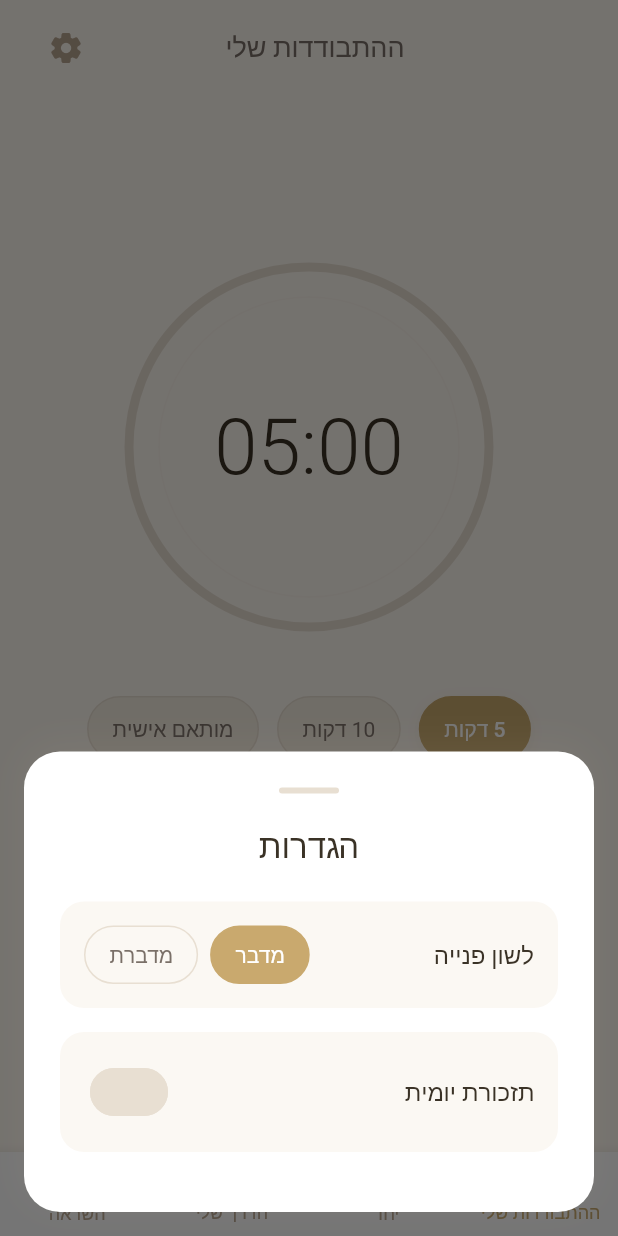
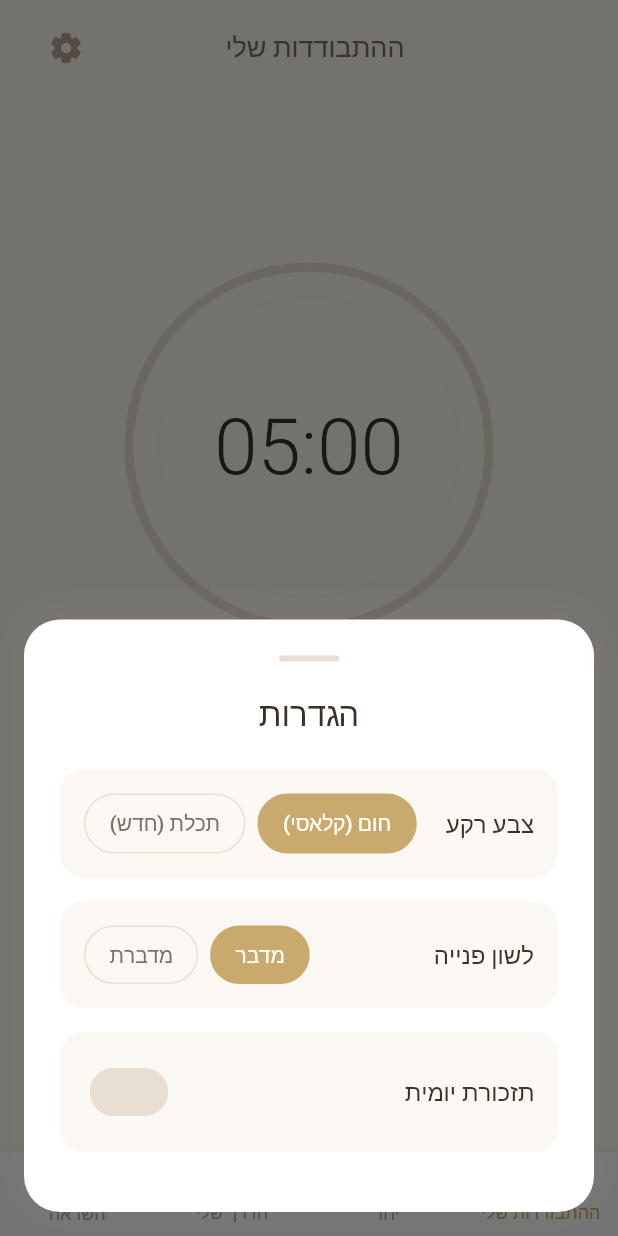
Before and after one commit to YonatanGafri/Dibburim_app, a Flutter app: the screen it shows after launch, after a tap on the "settings" icon, on a phone screen of 412 x 824 dp. Run offline on Flutter 3.47's test engine with Material 3 defaults, Android fonts, the phone set to English and light mode, and no system bars; our stand-ins replace audioplayers, flutter_local_notifications, google_fonts, shared_preferences, supabase_flutter, timezone; accounts and stored records are empty; Roboto replaces fonts that are missing (Heebo).

```diff
--- a/lib/app.dart
+++ b/lib/app.dart
@@ -5,6 +5,7 @@ import 'data/strings.dart';
 import 'providers/timer_provider.dart';
 import 'providers/session_provider.dart';
 import 'providers/counter_provider.dart';
+import 'providers/settings_provider.dart';
 import 'services/audio_service.dart';
 import 'screens/home_screen.dart';
 import 'screens/together_screen.dart';
@@ -18,7 +19,11 @@ class DiburimApp extends StatelessWidget {
 
   @override
   Widget build(BuildContext context) {
+    final settings = context.watch<SettingsProvider>();
+    AppColors.isBlueTheme = settings.isBlueTheme;
+
     return MaterialApp(
+      key: ValueKey(settings.isBlueTheme), // Force full app rebuild when theme changes
       title: 'דיבורים',
       debugShowCheckedModeBanner: false,
       theme: buildAppTheme(),
@@ -91,7 +96,7 @@ class _AppShellState extends State<_AppShell> {
             onTap: (index) => setState(() => _currentIndex = index),
             items: [
               BottomNavigationBarItem(
-                icon: const Icon(Icons.self_improvement_rounded),
+                icon: const Icon(Icons.person_rounded),
                 label: AppStrings.neutral('tab1'),
               ),
               BottomNavigationBarItem(
--- a/lib/config/constants.dart
+++ b/lib/config/constants.dart
@@ -19,6 +19,7 @@ class AppConstants {
   static const String keyReminderEnabled = 'reminder_enabled';
   static const String keyReminderHour = 'reminder_hour';
   static const String keyReminderMinute = 'reminder_minute';
+  static const String keyTheme = 'app_theme_color';
 
   /// Audio asset paths.
   static const String ambientAudioPath = 'audio/ambient.mp3';
--- a/lib/config/theme.dart
+++ b/lib/config/theme.dart
@@ -6,19 +6,21 @@ import 'package:google_fonts/google_fonts.dart';
 class AppColors {
   AppColors._();
 
-  static const Color background = Color(0xFFFDF8F0);
-  static const Color surface = Color(0xFFFFFFFF);
-  static const Color surfaceDim = Color(0xFFF5EDE0);
-  static const Color primary = Color(0xFFC9A96E);
-  static const Color primaryDark = Color(0xFFA8864A);
-  static const Color secondary = Color(0xFFB8A590);
-  static const Color textPrimary = Color(0xFF3A3226);
-  static const Color textSecondary = Color(0xFF7A7068);
-  static const Color textOnPrimary = Color(0xFFFFFFFF);
-  static const Color success = Color(0xFF8DB580);
-  static const Color divider = Color(0xFFE8DFD2);
-  static const Color shimmer = Color(0xFFE8D5B0);
-  static const Color overlay = Color(0x99FDF8F0);
+  static bool isBlueTheme = false;
+
+  static Color get background => isBlueTheme ? const Color(0xFFF0F8FD) : const Color(0xFFFDF8F0);
+  static Color get surface => const Color(0xFFFFFFFF);
+  static Color get surfaceDim => isBlueTheme ? const Color(0xFFE0F0F5) : const Color(0xFFF5EDE0);
+  static Color get primary => isBlueTheme ? const Color(0xFF4A90E2) : const Color(0xFFC9A96E);
+  static Color get primaryDark => isBlueTheme ? const Color(0xFF357ABD) : const Color(0xFFA8864A);
+  static Color get secondary => isBlueTheme ? const Color(0xFF90B8D8) : const Color(0xFFB8A590);
+  static Color get textPrimary => isBlueTheme ? const Color(0xFF26323A) : const Color(0xFF3A3226);
+  static Color get textSecondary => isBlueTheme ? const Color(0xFF68707A) : const Color(0xFF7A7068);
+  static Color get textOnPrimary => const Color(0xFFFFFFFF);
+  static Color get success => isBlueTheme ? const Color(0xFF80B5A0) : const Color(0xFF8DB580);
+  static Color get divider => isBlueTheme ? const Color(0xFFD2DFE8) : const Color(0xFFE8DFD2);
+  static Color get shimmer => isBlueTheme ? const Color(0xFFB0D5E8) : const Color(0xFFE8D5B0);
+  static Color get overlay => isBlueTheme ? const Color(0x99F0F8FD) : const Color(0x99FDF8F0);
 }
 
 /// ─── Theme ───
@@ -29,7 +31,7 @@ ThemeData buildAppTheme() {
     useMaterial3: true,
     brightness: Brightness.light,
     scaffoldBackgroundColor: AppColors.background,
-    colorScheme: const ColorScheme.light(
+    colorScheme: ColorScheme.light(
       primary: AppColors.primary,
       onPrimary: AppColors.textOnPrimary,
       secondary: AppColors.secondary,
@@ -89,7 +91,7 @@ ThemeData buildAppTheme() {
         letterSpacing: 0,
       ),
     ),
-    bottomNavigationBarTheme: const BottomNavigationBarThemeData(
+    bottomNavigationBarTheme: BottomNavigationBarThemeData(
       backgroundColor: AppColors.surface,
       selectedItemColor: AppColors.primary,
       unselectedItemColor: AppColors.secondary,
@@ -132,16 +134,16 @@ ThemeData buildAppTheme() {
       ),
       margin: const EdgeInsets.symmetric(horizontal: 16, vertical: 8),
     ),
-    dividerTheme: const DividerThemeData(
+    dividerTheme: DividerThemeData(
       color: AppColors.divider,
       thickness: 1,
       space: 1,
     ),
-    iconTheme: const IconThemeData(
+    iconTheme: IconThemeData(
       color: AppColors.primary,
       size: 24,
     ),
-    appBarTheme: const AppBarTheme(
+    appBarTheme: AppBarTheme(
       backgroundColor: AppColors.background,
       elevation: 0,
       scrolledUnderElevation: 0,
--- a/lib/providers/settings_provider.dart
+++ b/lib/providers/settings_provider.dart
@@ -9,6 +9,7 @@ class SettingsProvider extends ChangeNotifier {
 
   bool _isFemale = false;
   bool _reminderEnabled = false;
+  bool _isBlueTheme = false;
   int _reminderHour = 20;
   int _reminderMinute = 0;
 
@@ -21,6 +22,7 @@ class SettingsProvider extends ChangeNotifier {
   // ─── Getters ───
   bool get isFemale => _isFemale;
   bool get reminderEnabled => _reminderEnabled;
+  bool get isBlueTheme => _isBlueTheme;
   int get reminderHour => _reminderHour;
   int get reminderMinute => _reminderMinute;
 
@@ -31,6 +33,7 @@ class SettingsProvider extends ChangeNotifier {
   void loadFromStorage() {
     _isFemale = _storage.getIsFemale();
     _reminderEnabled = _storage.getReminderEnabled();
+    _isBlueTheme = _storage.getIsBlueTheme();
     _reminderHour = _storage.getReminderHour();
     _reminderMinute = _storage.getReminderMinute();
     notifyListeners();
@@ -40,6 +43,13 @@ class SettingsProvider extends ChangeNotifier {
   Future<void> setGender(bool isFemale) async {
     _isFemale = isFemale;
     await _storage.setIsFemale(isFemale);
+    notifyListeners();
+  }
+
+  /// Toggle the app theme color.
+  Future<void> setTheme(bool isBlue) async {
+    _isBlueTheme = isBlue;
+    await _storage.setIsBlueTheme(isBlue);
     notifyListeners();
   }
 
--- a/lib/screens/home_screen.dart
+++ b/lib/screens/home_screen.dart
@@ -38,7 +38,7 @@ class HomeScreen extends StatelessWidget {
                   ),
                   IconButton(
                     onPressed: () => SettingsPanel.show(context),
-                    icon: const Icon(
+                    icon: Icon(
                       Icons.settings_rounded,
                       color: AppColors.secondary,
                       size: 24,
--- a/lib/screens/together_screen.dart
+++ b/lib/screens/together_screen.dart
@@ -62,7 +62,7 @@ class TogetherScreen extends StatelessWidget {
                       width: 1.5,
                     ),
                   ),
-                  child: const Center(
+                  child: Center(
                     child: Text(
                       '?',
                       style: TextStyle(
--- a/lib/services/storage_service.dart
+++ b/lib/services/storage_service.dart
@@ -9,6 +9,16 @@ class StorageService {
 
   Future<void> init() async {
     _prefs = await SharedPreferences.getInstance();
+  }
+
+  // ─── Theme ───
+
+  bool getIsBlueTheme() {
+    return _prefs.getBool(AppConstants.keyTheme) ?? false;
+  }
+
+  Future<void> setIsBlueTheme(bool value) async {
+    await _prefs.setBool(AppConstants.keyTheme, value);
   }
 
   // ─── Gender ───
--- a/lib/widgets/active_session_overlay.dart
+++ b/lib/widgets/active_session_overlay.dart
@@ -1,7 +1,6 @@
 import 'package:flutter/material.dart';
 import 'package:provider/provider.dart';
 import '../config/theme.dart';
-import '../data/prompts.dart' as prompts_data;
 import '../providers/timer_provider.dart';
 import '../providers/settings_provider.dart';
 import '../services/audio_service.dart';
@@ -162,8 +161,7 @@ class _ActiveSessionOverlayState extends State<ActiveSessionOverlay>
                 ),
 
               // Completion dialog overlay
-              if (_showCompletion)
-                CompletionDialog(onDismiss: _handleDismiss),
+              if (_showCompletion) CompletionDialog(onDismiss: _handleDismiss),
             ],
           ),
         ),
--- a/lib/widgets/calendar_view.dart
+++ b/lib/widgets/calendar_view.dart
@@ -149,7 +149,7 @@ class _CalendarViewState extends State<CalendarView> {
                 ),
                 child: Center(
                   child: completed
-                      ? const Icon(
+                      ? Icon(
                           Icons.check_rounded,
                           color: AppColors.primary,
                           size: 18,
--- a/lib/widgets/completion_dialog.dart
+++ b/lib/widgets/completion_dialog.dart
@@ -1,8 +1,6 @@
 import 'package:flutter/material.dart';
-import 'package:provider/provider.dart';
 import '../config/theme.dart';
 import '../data/strings.dart';
-import '../providers/timer_provider.dart';
 
 /// Warm, loving dialog displayed when a session completes.
 class CompletionDialog extends StatelessWidget {
@@ -35,16 +33,15 @@ class CompletionDialog extends StatelessWidget {
           children: [
             // Warm golden icon
             Container(
-              width: 72,
-              height: 72,
+              padding: const EdgeInsets.all(20),
               decoration: BoxDecoration(
                 color: AppColors.primary.withAlpha(20),
                 shape: BoxShape.circle,
               ),
-              child: const Icon(
+              child: Icon(
                 Icons.favorite_rounded,
                 color: AppColors.primary,
-                size: 36,
+                size: 48,
               ),
             ),
             const SizedBox(height: 24),
--- a/lib/widgets/info_modal.dart
+++ b/lib/widgets/info_modal.dart
@@ -48,16 +48,15 @@ class InfoModal extends StatelessWidget {
 
           // Temple icon
           Container(
-            width: 56,
-            height: 56,
+            padding: const EdgeInsets.all(16),
             decoration: BoxDecoration(
-              color: AppColors.primary.withAlpha(20),
+              color: AppColors.surfaceDim,
               shape: BoxShape.circle,
             ),
-            child: const Icon(
+            child: Icon(
               Icons.auto_awesome,
               color: AppColors.primary,
-              size: 28,
+              size: 32,
             ),
           ),
           const SizedBox(height: 20),
--- a/lib/widgets/settings_panel.dart
+++ b/lib/widgets/settings_panel.dart
@@ -59,6 +59,41 @@ class SettingsPanel extends StatelessWidget {
           ),
           const SizedBox(height: 24),
 
+          // ─── Theme Toggle ───
+          Container(
+            padding: const EdgeInsets.all(16),
+            decoration: BoxDecoration(
+              color: AppColors.surfaceDim.withAlpha(100),
+              borderRadius: BorderRadius.circular(16),
+            ),
+            child: Row(
+              mainAxisAlignment: MainAxisAlignment.spaceBetween,
+              children: [
+                Text(
+                  'צבע רקע',
+                  style: Theme.of(context).textTheme.bodyLarge,
+                ),
+                // Toggle chips
+                Row(
+                  children: [
+                    _GenderChip(
+                      label: 'חום (קלאסי)',
+                      isSelected: !settings.isBlueTheme,
+                      onTap: () => settings.setTheme(false),
+                    ),
+                    const SizedBox(width: 8),
+                    _GenderChip(
+                      label: 'תכלת (חדש)',
+                      isSelected: settings.isBlueTheme,
+                      onTap: () => settings.setTheme(true),
+                    ),
+                  ],
+                ),
+              ],
+            ),
+          ),
+          const SizedBox(height: 16),
+
           // ─── Gender Toggle ───
           Container(
             padding: const EdgeInsets.all(16),
@@ -113,7 +148,7 @@ class SettingsPanel extends StatelessWidget {
                     Switch(
                       value: settings.reminderEnabled,
                       onChanged: (val) => settings.setReminderEnabled(val),
-                      activeColor: AppColors.primary,
+                      activeThumbColor: AppColors.primary,
                       inactiveTrackColor: AppColors.divider,
                     ),
                   ],
@@ -142,10 +177,12 @@ class SettingsPanel extends StatelessWidget {
                           ),
                           Text(
                             settings.reminderTimeDisplay,
-                            style:
-                                Theme.of(context).textTheme.titleMedium?.copyWith(
-                                      color: AppColors.primary,
-                                    ),
+                            style: Theme.of(context)
+                                .textTheme
+                                .titleMedium
+                                ?.copyWith(
+                                  color: AppColors.primary,
+                                ),
                           ),
                         ],
                       ),
@@ -227,7 +264,8 @@ class _GenderChip extends StatelessWidget {
           style: TextStyle(
             fontSize: 14,
             fontWeight: FontWeight.w500,
-            color: isSelected ? AppColors.textOnPrimary : AppColors.textSecondary,
+            color:
+                isSelected ? AppColors.textOnPrimary : AppColors.textSecondary,
           ),
         ),
       ),
--- a/lib/widgets/temple_illustration.dart
+++ b/lib/widgets/temple_illustration.dart
@@ -14,6 +14,10 @@ class TempleIllustration extends StatelessWidget {
         width: 240,
         decoration: BoxDecoration(
           shape: BoxShape.circle,
+          border: AppColors.isBlueTheme ? null : Border.all(
+            color: AppColors.primary.withAlpha(200),
+            width: 4,
+          ),
           boxShadow: [
             BoxShadow(
               color: Colors.black.withAlpha(15),
@@ -29,7 +33,7 @@ class TempleIllustration extends StatelessWidget {
             errorBuilder: (context, error, stackTrace) {
               // Fallback if image not yet generated
               return Container(
-                decoration: const BoxDecoration(
+                decoration: BoxDecoration(
                   color: AppColors.surfaceDim,
                   shape: BoxShape.circle,
                 ),
```
Also changed, not shown: assets/images/beit_hamikdash.png, 3 other files.
